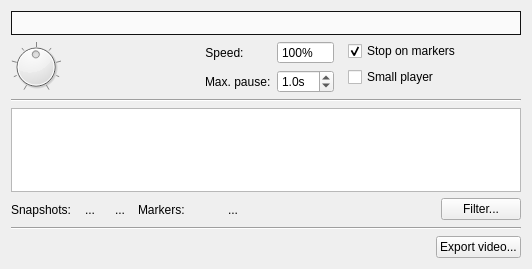
The window that src/client/ui/playback.ui (drawpile/Drawpile) describes before a commit, drawn with Qt 5.
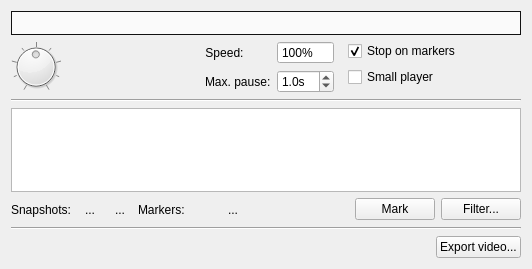
The same window after the commit. The open tabs and pages were chosen to show the change. Icons and pictures are not drawn. Custom widgets are drawn as their Qt base class.

Diff of the .ui file:
```diff
--- a/src/client/ui/playback.ui
+++ b/src/client/ui/playback.ui
@@ -438,6 +438,20 @@
            </property>
           </spacer>
          </item>
+         <item>
+          <widget class="QPushButton" name="markButton">
+           <property name="text">
+            <string>Mark</string>
+           </property>
+           <property name="icon">
+            <iconset theme="flag-blue" resource="resources.qrc">
+             <normaloff>:/icons/flag-blue.png</normaloff>:/icons/flag-blue.png</iconset>
+           </property>
+           <property name="autoDefault">
+            <bool>false</bool>
+           </property>
+          </widget>
+         </item>
          <item>
           <widget class="QPushButton" name="filterButton2">
            <property name="text">
```
